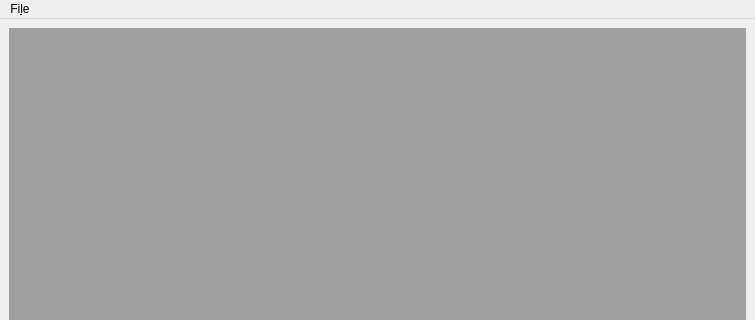
Old version of the form mainwindow.ui in the repository nadraliev/cpp_lab4; both pictures show x 0 to 755 and y 0 to 320 of the 755 by 628 pixel window.
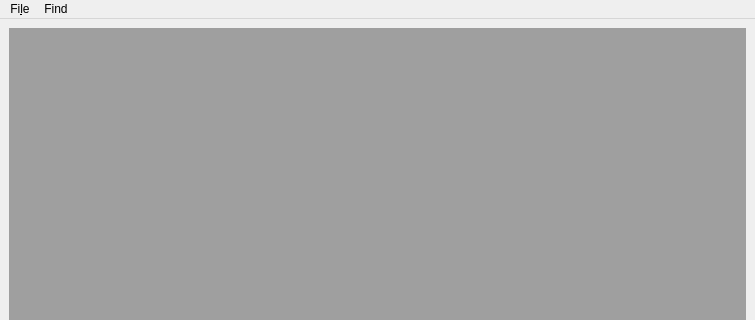
New version of the form.

Patch:
```diff
--- a/mainwindow.ui
+++ b/mainwindow.ui
@@ -37,7 +37,15 @@
     <addaction name="actionOpen"/>
     <addaction name="actionQuit"/>
    </widget>
+   <widget class="QMenu" name="menuFind">
+    <property name="title">
+     <string>Find</string>
+    </property>
+    <addaction name="actionIn_files"/>
+    <addaction name="actionIn_file"/>
+   </widget>
    <addaction name="menuFile"/>
+   <addaction name="menuFind"/>
   </widget>
   <widget class="QStatusBar" name="statusbar"/>
   <action name="actionNew">
```
Left out of the diff: 27 changed lines with no effect on the pictures.
